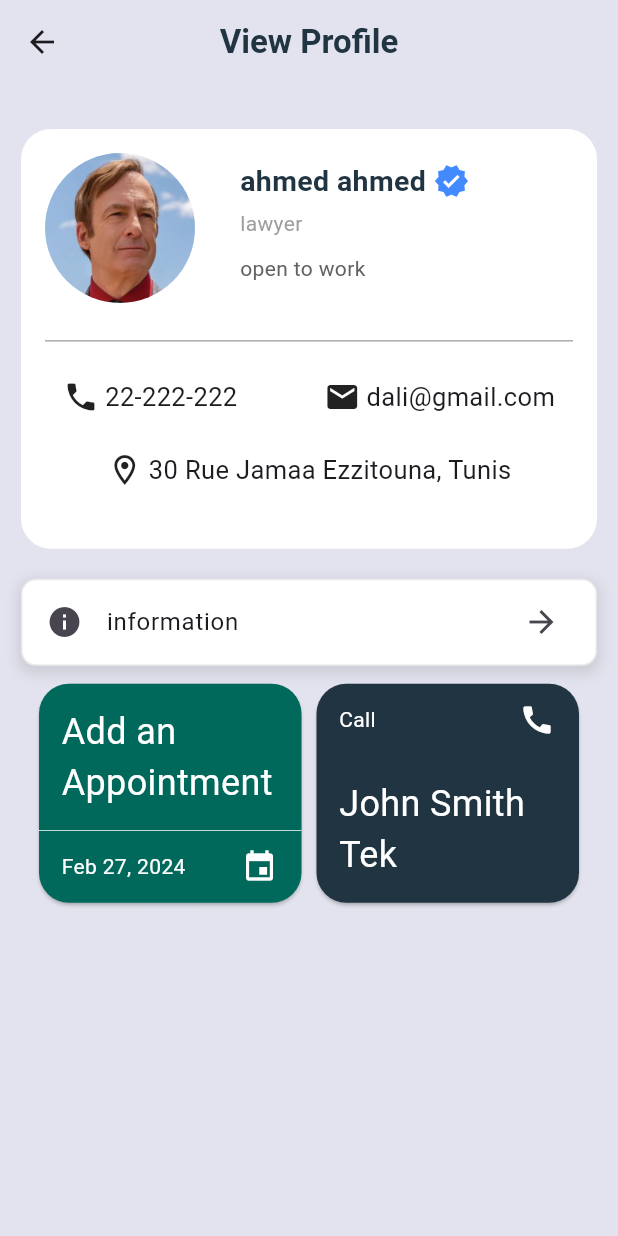
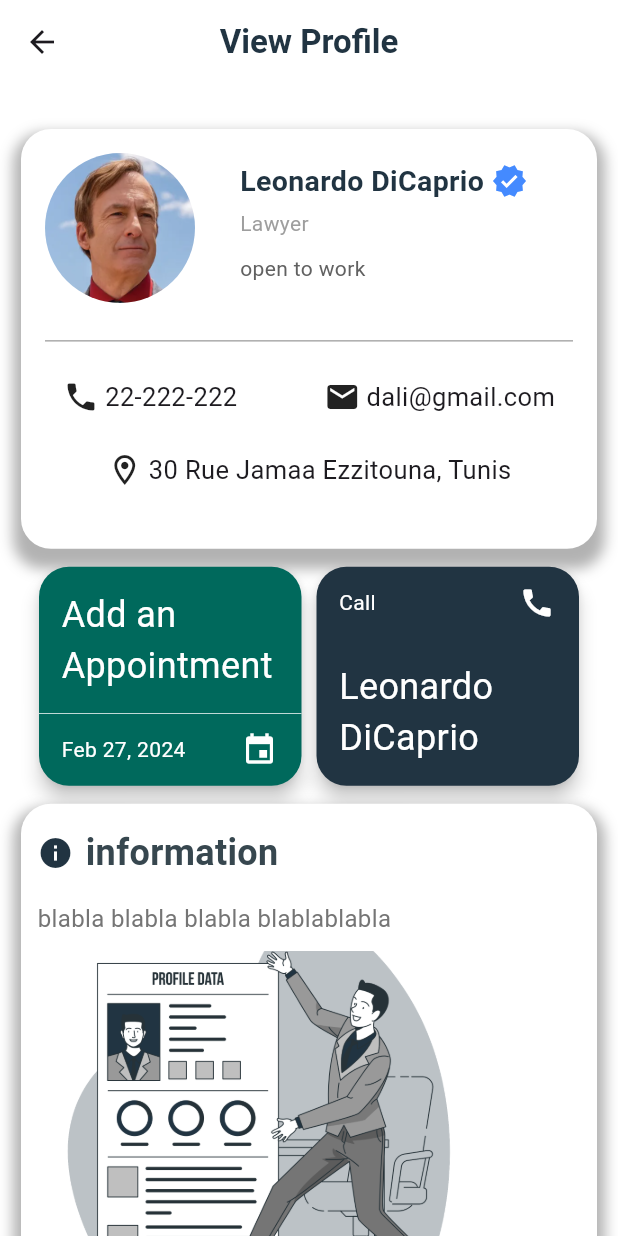
Before and after one commit to Hamdichw/E-Attorney-Mobile-Application, a Flutter app: the HomePage screen opened directly, after a tap on an icon or button, on a phone screen of 412 x 824 dp. Run offline on Flutter 3.47's test engine with Material 3 defaults, Android fonts, the phone set to English and light mode, and no system bars; our stand-ins replace calendar_date_picker2, curved_navigation_bar, dots_indicator, file_picker, flutter_chat_types, flutter_chat_ui and 5 more; missing offline and left inert: animated_switch, flutter_phone_direct_caller; accounts and stored records are empty.

Commit message:
add some feature

```diff
--- a/lib/main.dart
+++ b/lib/main.dart
@@ -1,4 +1,5 @@
 import 'package:flutter/material.dart';
+import 'package:get/get.dart';
 
 import 'view/add_doc_page.dart';
 import 'view/details_page.dart';
@@ -6,7 +7,7 @@ import 'view/nav_bar.dart';
 import 'view/splash_screen.dart';
 
 void main() {
-  runApp(MaterialApp(
+  runApp(GetMaterialApp(
     debugShowCheckedModeBanner: false,
     home: SplashScreen(),
   ));
--- a/lib/utils/widgets/Cards.dart
+++ b/lib/utils/widgets/Cards.dart
@@ -1,4 +1,7 @@
 import 'package:flutter/material.dart';
+
+import 'package:flutter_phone_direct_caller/flutter_phone_direct_caller.dart';
+
 import 'package:intl/intl.dart';
 
 import '../const.dart';
@@ -29,10 +32,11 @@ class card extends StatelessWidget {
           color: Colors.white, // Set the background color to white
           boxShadow: [
             BoxShadow(
-              color: Colors.black.withOpacity(0.1), // Set the shadow color
-              spreadRadius: 2, // Set the spread radius of the shadow
+              color: Color.fromARGB(255, 0, 0, 0)
+                  .withOpacity(0.3), // Set the shadow color
+              spreadRadius: 5, // Set the spread radius of the shadow
               blurRadius: 7, // Set the blur radius of the shadow
-              offset: Offset(0, 3), // Set the offset of the shadow
+              offset: Offset(0, 8), // Set the offset of the shadow
             ),
           ],
         ),
@@ -53,10 +57,6 @@ class card extends StatelessWidget {
                 child: Column(
                   crossAxisAlignment: CrossAxisAlignment.start,
                   children: <Widget>[
-                    // Add some spacing between the top of the card and the title
-
-                    // Add a title widget
-
                     Text(
                       '$Lastname  $name ',
                       style: TextStyle(
@@ -64,18 +64,13 @@ class card extends StatelessWidget {
                           fontSize: 15,
                           fontWeight: FontWeight.bold),
                     ),
-
-                    // Add some spacing between the title and the subtitle
-
-                    // Add a subtitle widget
                     Text(
                       "lawyer ",
                       style: TextStyle(
-                        fontSize: 10,
+                        fontSize: 13,
                         color: Colors.grey[500],
                       ),
                     ),
-                    // Add some spacing between the subtitle and the text
                   ],
                 ),
               ),
@@ -89,8 +84,10 @@ class card extends StatelessWidget {
 }
 
 class Card4 extends StatefulWidget {
+  final String? info_text;
   const Card4({
     Key? key,
+    this.info_text,
   }) : super(key: key);
 
   @override
@@ -98,49 +95,9 @@ class Card4 extends StatefulWidget {
 }
 
 class _Card4State extends State<Card4> {
-  bool isVisible = false;
-
   @override
   Widget build(BuildContext context) {
-    return GestureDetector(
-      onTap: () {
-        setState(() {
-          isVisible = !isVisible;
-        });
-      },
-      child: Column(
-        crossAxisAlignment: CrossAxisAlignment.center,
-        children: <Widget>[
-          Container(
-              decoration: BoxDecoration(
-                borderRadius: BorderRadius.circular(10), // Add border radius
-                border: Border.all(
-                  color: Color.fromARGB(57, 158, 158, 158), // Add border color
-                ),
-                color: Colors.white, // Set the background color to white
-                boxShadow: [
-                  BoxShadow(
-                    color:
-                        Colors.black.withOpacity(0.1), // Set the shadow color
-                    spreadRadius: 2, // Set the spread radius of the shadow
-                    blurRadius: 7, // Set the blur radius of the shadow
-                    offset: Offset(0, 3), // Set the offset of the shadow
-                  ),
-                ],
-              ),
-              child: ListTile(
-                leading: Icon(Icons.info),
-                title: Text("information"),
-                trailing: Icon(
-                    isVisible ? Icons.arrow_downward : Icons.arrow_forward),
-              )),
-          if (isVisible)
-            Column(
-              children: [
-                SizedBox(
-                  height: 20,
-                ),
-                Container(
+    return Container(
       decoration: BoxDecoration(
           color: Colors.white,
           borderRadius: BorderRadius.circular(20),
@@ -149,13 +106,13 @@ class _Card4State extends State<Card4> {
           ),
           boxShadow: [
             BoxShadow(
-                        color: Colors.black.withOpacity(0.1),
-                        spreadRadius: 5,
-                        blurRadius: 7,
-                        offset: Offset(0, 3),
+              color: Color.fromARGB(255, 0, 0, 0)
+                  .withOpacity(0.3), // Set the shadow color
+              spreadRadius: 5, // Set the spread radius of the shadow
+              blurRadius: 7, // Set the blur radius of the shadow
+              offset: Offset(0, 8), // Set the offset of the shadow
             ),
-                    ],
-                  ),
+          ]),
       child: Column(
         crossAxisAlignment: CrossAxisAlignment.center,
         children: <Widget>[
@@ -164,25 +121,29 @@ class _Card4State extends State<Card4> {
             child: Column(
               crossAxisAlignment: CrossAxisAlignment.start,
               children: <Widget>[
+                SizedBox(height: 5),
+                Row(
+                  children: [
+                    Icon(
+                      Icons.info,
+                      color: btncolor,
+                    ),
+                    SizedBox(
+                      width: 8,
+                    ),
                     Text(
-                              "TRAVEL",
-                              style: TextStyle(
-                                fontSize: 20,
-                                color: MyColorsSample.grey_20,
-                              ),
-                            ),
-                            SizedBox(height: 5),
-                            Text(
-                              "5 eats cheap",
+                      "information",
                       style: TextStyle(
                         fontSize: 24,
                         fontWeight: FontWeight.bold,
                         color: MyColorsSample.grey_80,
                       ),
                     ),
+                  ],
+                ),
                 SizedBox(height: 15),
                 Text(
-                              MyStringsSample.middle_lorem_ipsum,
+                  '${widget.info_text}',
                   style: TextStyle(
                     fontSize: 16,
                     color: Colors.grey[600],
@@ -200,23 +161,28 @@ class _Card4State extends State<Card4> {
           ),
         ],
       ),
-                ),
-              ],
-            ),
-        ],
-      ),
     );
   }
 }
 
-class Card3 extends StatelessWidget {
-  const Card3({
+class Card3 extends StatefulWidget {
+  final String? name;
+  final String? lastname;
+  Card3({
     super.key,
+    this.name,
+    this.lastname,
   });
 
   @override
+  State<Card3> createState() => _Card3State();
+}
+
+class _Card3State extends State<Card3> {
+  @override
   Widget build(BuildContext context) {
     return Card(
+      elevation: 5,
       shape: RoundedRectangleBorder(
         borderRadius: BorderRadius.circular(20),
       ),
@@ -237,7 +203,9 @@ class Card3 extends StatelessWidget {
               Spacer(),
               IconButton(
                 icon: Icon(Icons.call, color: Colors.white),
-                onPressed: () {},
+                onPressed: () async {
+                  await FlutterPhoneDirectCaller.callNumber('2222222222');
+                },
               ),
               Container(
                 width: 4,
@@ -247,7 +215,7 @@ class Card3 extends StatelessWidget {
           Container(
             padding: EdgeInsets.all(15),
             child: Text(
-              "John Smith \nTek",
+              '${widget.name} \n${widget.lastname}',
               style: TextStyle(fontSize: 24, color: Colors.white),
             ),
           ),
@@ -280,6 +248,7 @@ class _Card2State extends State<Card2> {
     final DateFormat formatter = DateFormat('MMM dd, yyyy');
     final String formattedDate = formatter.format(selectedDate);
     return Card(
+      elevation: 5,
       shape: RoundedRectangleBorder(
         borderRadius: BorderRadius.circular(20),
       ),
@@ -335,8 +304,23 @@ class _Card2State extends State<Card2> {
 }
 
 class Card1 extends StatelessWidget {
-  const Card1({
+  final String? name;
+  final String? lastname;
+  final String? adress;
+  final String? phone;
+  final String? email;
+  final String? Bio;
+  final String? type;
+
+  Card1({
     super.key,
+    this.name,
+    this.lastname,
+    this.adress,
+    this.phone,
+    this.email,
+    this.Bio,
+    this.type,
   });
 
   @override
@@ -348,7 +332,15 @@ class Card1 extends StatelessWidget {
           border: Border.all(
             color: Color.fromARGB(0, 158, 158, 158),
           ),
+          boxShadow: [
+            BoxShadow(
+              color: Color.fromARGB(255, 0, 0, 0)
+                  .withOpacity(0.3), // Set the shadow color
+              spreadRadius: 5, // Set the spread radius of the shadow
+              blurRadius: 7, // Set the blur radius of the shadow
+              offset: Offset(0, 8), // Set the offset of the shadow
             ),
+          ]),
       child: Column(
         crossAxisAlignment: CrossAxisAlignment.start,
         children: <Widget>[
@@ -377,7 +369,7 @@ class Card1 extends StatelessWidget {
                           Row(
                             children: [
                               Text(
-                                "ahmed ahmed",
+                                "$name $lastname",
                                 style: TextStyle(
                                   color: btncolor,
                                   fontSize: 19,
@@ -393,14 +385,14 @@ class Card1 extends StatelessWidget {
                           ),
                           Container(height: 5),
                           Text(
-                            "lawyer",
+                            type!,
                             style: TextStyle(
                               color: Colors.grey[500],
                             ),
                           ),
                           Container(height: 10),
                           Text(
-                            "open to work",
+                            Bio!,
                             maxLines: 2,
                             style: TextStyle(
                               color: Colors.grey[700],
@@ -429,14 +421,14 @@ class Card1 extends StatelessWidget {
                       Icon(Icons.phone),
                       SizedBox(width: 4),
                       Text(
-                        "22-222-222",
+                        phone!,
                         style: TextStyle(fontSize: 17),
                       ),
                       Spacer(),
                       Icon(Icons.mail),
                       SizedBox(width: 4),
                       Text(
-                        "dali@gmail.com",
+                        email!,
                         style: TextStyle(fontSize: 17),
                       ),
                     ],
@@ -453,7 +445,7 @@ class Card1 extends StatelessWidget {
                       Icon(Icons.location_on_outlined),
                       SizedBox(width: 4),
                       Text(
-                        "30 Rue Jamaa Ezzitouna, Tunis",
+                        adress! /* "30 Rue Jamaa Ezzitouna, Tunis" */,
                         style: TextStyle(fontSize: 17),
                       ),
                     ],
@@ -492,10 +484,11 @@ class card_notifcation extends StatelessWidget {
           color: Colors.white, // Set the background color to white
           boxShadow: [
             BoxShadow(
-              color: Colors.black.withOpacity(0.1), // Set the shadow color
-              spreadRadius: 2, // Set the spread radius of the shadow
+              color: Color.fromARGB(255, 0, 0, 0)
+                  .withOpacity(0.3), // Set the shadow color
+              spreadRadius: 5, // Set the spread radius of the shadow
               blurRadius: 7, // Set the blur radius of the shadow
-              offset: Offset(0, 3), // Set the offset of the shadow
+              offset: Offset(0, 8), // Set the offset of the shadow
             ),
           ],
         ),
--- a/lib/utils/widgets/GridView_Page.dart
+++ b/lib/utils/widgets/GridView_Page.dart
@@ -60,7 +60,3 @@ Widget buildFile(PlatformFile file) {
 openFile(String filePath) {
   OpenFilex.open(filePath);
 }
-
-Widget buildEmptyFile() {
-  return Text("data");
-}
--- a/lib/utils/widgets/List_Lawyer.dart
+++ b/lib/utils/widgets/List_Lawyer.dart
@@ -27,7 +27,7 @@ class _HomePageState extends State<HomePage> {
   @override
   Widget build(BuildContext context) {
     return Scaffold(
-      backgroundColor: Colors.white,
+      backgroundColor: Colors.white70,
       body: Padding(
         padding: const EdgeInsets.all(8.0),
         child: Column(
@@ -64,7 +64,13 @@ class _HomePageState extends State<HomePage> {
                 itemBuilder: (context, index) {
                   return GestureDetector(
                     onTap: () {
-                      navigation(context, Details());
+                      navigation(
+                          context,
+                          Details(
+                            Name: data[index].name,
+                            Type: 'Lawyer',
+                            Lastname: data[index].lastName,
+                          ));
                     },
                     child: Column(
                       children: [
--- a/lib/view/add_doc_page.dart
+++ b/lib/view/add_doc_page.dart
@@ -133,9 +133,9 @@ class _AddDocState extends State<AddDoc> {
                   elevation: 5,
                   onPressed: () async {
                     final result = await FilePicker.platform.pickFiles(
-                        allowMultiple: true,
-                        type: FileType.custom,
-                        allowedExtensions: ['pdf']);
+                      allowMultiple: true,
+                      type: FileType.any,
+                    );
                     if (result == null) return;
                     setState(() {
                       widget.files.addAll(result.files);
--- a/lib/view/authentification/login.dart
+++ b/lib/view/authentification/login.dart
@@ -1,5 +1,8 @@
+import 'package:get/get.dart';
+
 import '/utils/const.dart';
 import '/utils/widgets/text_field.dart';
+import 'package:shared_preferences/shared_preferences.dart';
 
 import '/view/nav_bar.dart';
 
@@ -126,14 +129,17 @@ class _loginState extends State<login> {
         ),
         Center(
             child: ElevatedButton(
-          onPressed: () {
+          onPressed: () async {
             // Validate the form
             if (_formKey.currentState!.validate()) {
               // Form is valid, perform login logic here
               String Email = email.text;
               String Password = password.text;
               if (Email == Test_email && Password == Test_password) {
-                navigation(context, NavBar());
+                /* navigation(context, NavBar()); */
+                SharedPreferences prefs = await SharedPreferences.getInstance();
+                prefs.setBool('isLoggedIn', true);
+                Get.to(NavBar());
               }
             }
           },
--- a/lib/view/details_page.dart
+++ b/lib/view/details_page.dart
@@ -4,7 +4,15 @@ import 'package:flutter/material.dart';
 import '../utils/widgets/Cards.dart';
 
 class Details extends StatefulWidget {
-  const Details({super.key});
+  final String Name;
+  final String Lastname;
+  final String Type;
+
+  const Details(
+      {super.key,
+      required this.Name,
+      required this.Lastname,
+      required this.Type});
 
   @override
   State<Details> createState() => _DetailsState();
@@ -14,9 +22,9 @@ class _DetailsState extends State<Details> {
   @override
   Widget build(BuildContext context) {
     return Scaffold(
-      backgroundColor: Background_color,
+      backgroundColor: Colors.white,
       appBar: AppBar(
-        backgroundColor: Background_color,
+        backgroundColor: Colors.white,
         title: const Text(
           "View Profile",
           style: TextStyle(fontWeight: FontWeight.bold, color: btncolor),
@@ -31,9 +39,15 @@ class _DetailsState extends State<Details> {
               const SizedBox(
                 height: 30,
               ),
-              Card1(),
-              Container(height: 20),
-              Card4(),
+              Card1(
+                name: widget.Name,
+                lastname: widget.Lastname,
+                Bio: "open to work",
+                phone: "22-222-222",
+                email: "dali@gmail.com",
+                adress: "30 Rue Jamaa Ezzitouna, Tunis",
+                type: widget.Type,
+              ),
               Padding(
                 padding: const EdgeInsets.all(8.0),
                 child: Row(
@@ -43,13 +57,22 @@ class _DetailsState extends State<Details> {
                       child: Card2(),
                     ),
                     Container(width: 2),
-                    const Expanded(
+                    Expanded(
                       flex: 1,
-                      child: Card3(),
+                      child: Card3(
+                        name: widget.Name,
+                        lastname: widget.Lastname,
+                      ),
                     ),
                   ],
                 ),
               ),
+              Card4(
+                info_text: 'blabla blabla blabla blablablabla',
+              ),
+              SizedBox(
+                height: 13,
+              )
             ],
           ),
         ),
--- a/lib/view/first_screens/screen4.dart
+++ b/lib/view/first_screens/screen4.dart
@@ -39,10 +39,6 @@ class Screen4 extends StatelessWidget {
                     height: MediaQuery.of(context).size.height * 0.4,
                     width: MediaQuery.of(context).size.height * 0.05,
                   ),
-                  /* Image(
-                      height: MediaQuery.of(context).size.height * 0.4,
-                      width: MediaQuery.of(context).size.height * 0.05,
-                      image: const AssetImage('images/mobile_login.png')), */
                   SizedBox(
                     height: MediaQuery.of(context).size.height * 0.08,
                   ),
--- a/lib/view/profile_screen.dart
+++ b/lib/view/profile_screen.dart
@@ -1,3 +1,5 @@
+import 'package:shared_preferences/shared_preferences.dart';
+
 import '/view/authentification/login.dart';
 import 'package:flutter/material.dart';
 import '/utils/const.dart';
@@ -90,12 +92,15 @@ class ProfileScreen extends StatelessWidget {
                   icon: Icons.logout,
                   textColor: Colors.red,
                   endIcon: false,
-                  onPress: () {
+                  onPress: () async {
                     Navigator.push(
                         context,
                         MaterialPageRoute(
                           builder: (BuildContext context) => const login(),
                         ));
+                    SharedPreferences prefs =
+                        await SharedPreferences.getInstance();
+                    await prefs.remove('isLoggedIn');
                   }),
             ],
           ),
--- a/lib/view/splash_screen.dart
+++ b/lib/view/splash_screen.dart
@@ -1,5 +1,14 @@
+import 'dart:async';
+
+import 'package:get/get.dart';
+
 import '/view/first_screens/page_controller.dart';
 import 'package:flutter/material.dart';
+import 'package:shared_preferences/shared_preferences.dart';
+
+import 'nav_bar.dart';
+
+bool? loggedin;
 
 class SplashScreen extends StatefulWidget {
   const SplashScreen({Key? key}) : super(key: key);
@@ -13,11 +22,18 @@ class _SplashScreenState extends State<SplashScreen> {
   void initState() {
     super.initState();
     // Add a delay and then navigate to the login page
-    Future.delayed(const Duration(seconds: 2), () {
-      Navigator.pushReplacement(
-        context,
-        MaterialPageRoute(builder: (context) => const Controller()),
-      );
+    navigateToNextScreen().whenComplete(() async {
+      Timer(Duration(seconds: 2),
+          () => Get.to(loggedin == null || false ? Controller() : NavBar()));
+    });
+  }
+
+  Future navigateToNextScreen() async {
+    SharedPreferences prefs = await SharedPreferences.getInstance();
+    var isLoggedIn = prefs.getBool('isLoggedIn');
+
+    setState(() {
+      loggedin = isLoggedIn;
     });
   }
 
@@ -30,6 +46,16 @@ class _SplashScreenState extends State<SplashScreen> {
               height: double.infinity,
               width: double.infinity,
               image: AssetImage('assets/images/splash1.png')),
+          Align(
+            alignment: Alignment.bottomCenter,
+            child: Padding(
+              padding: EdgeInsets.fromLTRB(0, 0, 0, 40),
+              child: CircularProgressIndicator(
+                strokeAlign: BorderSide.strokeAlignCenter,
+                color: Colors.white,
+              ),
+            ),
+          )
 
           ///thankyou
         ],
--- a/pubspec.yaml
+++ b/pubspec.yaml
@@ -56,6 +56,9 @@ dependencies:
   google_fonts: ^6.1.0
   calendar_date_picker2: ^0.5.3
   intl: ^0.19.0
+  shared_preferences: ^2.0.7
+  get: ^4.6.6
+  flutter_phone_direct_caller: ^2.1.1
 
 
 
```
Also changed, not shown: pubspec.lock, 1 other file. Lines whose indentation alone changed are shown as unchanged.
